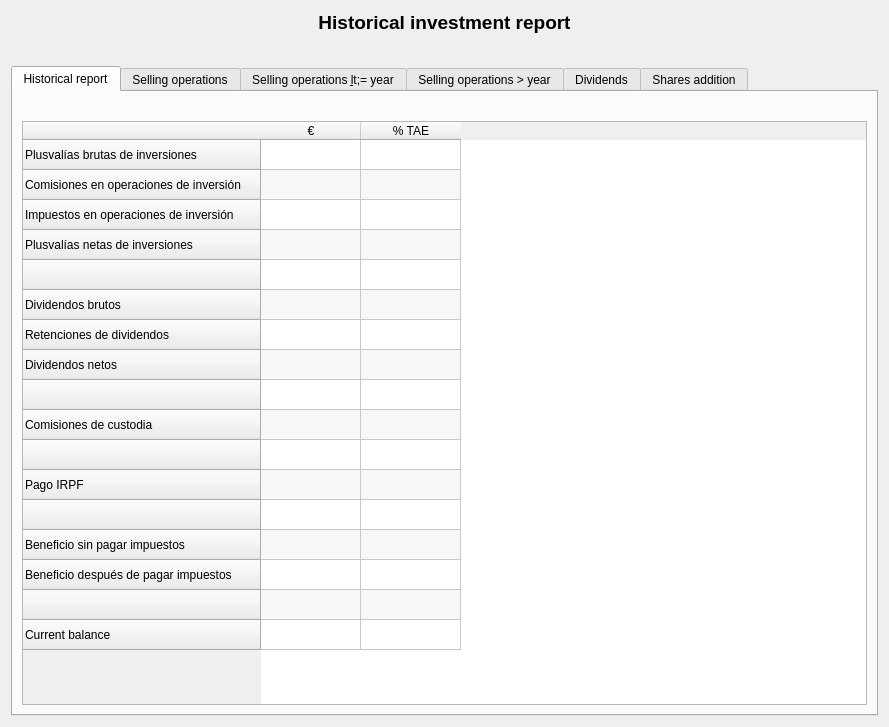
Above: ui/wdgJointReport.ui from turulomio/xulpymoney before the change. Below: the same form after it.
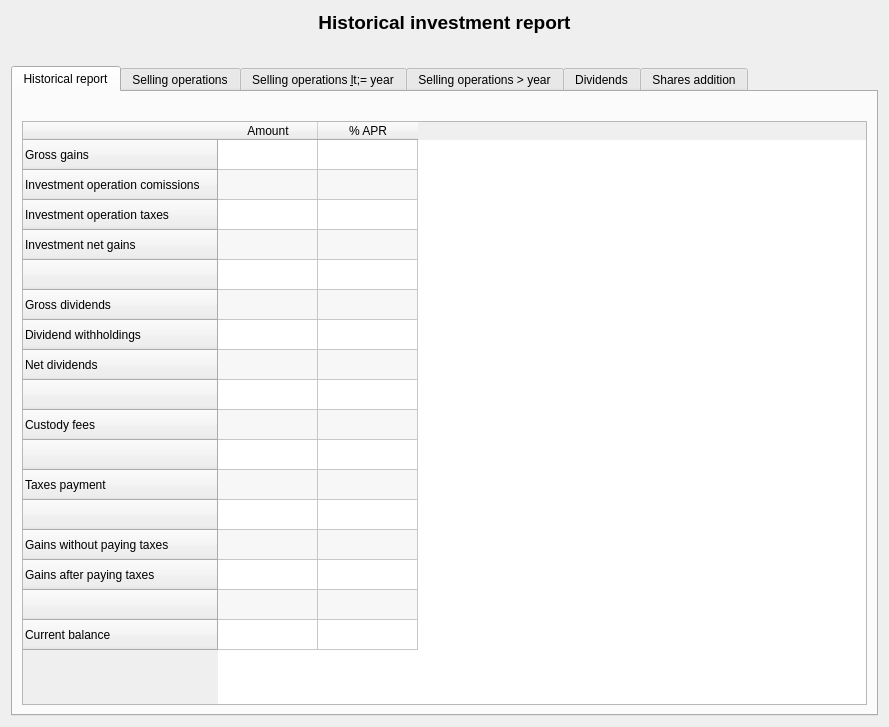
That is the form after the change. The open tabs and pages were chosen to show the change. Icons and pictures are not drawn. Custom widgets are drawn as their Qt base class.

```diff
--- a/ui/wdgJointReport.ui
+++ b/ui/wdgJointReport.ui
@@ -128,22 +128,22 @@
            </property>
            <row>
             <property name="text">
-             <string>Plusvalías brutas de inversiones</string>
+             <string>Gross gains</string>
             </property>
            </row>
            <row>
             <property name="text">
-             <string>Comisiones en operaciones de inversión</string>
+             <string>Investment operation comissions</string>
             </property>
            </row>
            <row>
             <property name="text">
-             <string>Impuestos en operaciones de inversión</string>
+             <string>Investment operation taxes</string>
             </property>
            </row>
            <row>
             <property name="text">
-             <string>Plusvalías netas de inversiones</string>
+             <string>Investment net gains</string>
             </property>
            </row>
            <row>
@@ -153,17 +153,17 @@
            </row>
            <row>
             <property name="text">
-             <string>Dividendos brutos</string>
+             <string>Gross dividends</string>
             </property>
            </row>
            <row>
             <property name="text">
-             <string>Retenciones de dividendos</string>
+             <string>Dividend withholdings</string>
             </property>
            </row>
            <row>
             <property name="text">
-             <string>Dividendos netos</string>
+             <string>Net dividends</string>
             </property>
            </row>
            <row>
@@ -173,7 +173,7 @@
            </row>
            <row>
             <property name="text">
-             <string>Comisiones de custodia</string>
+             <string>Custody fees</string>
             </property>
            </row>
            <row>
@@ -183,7 +183,7 @@
            </row>
            <row>
             <property name="text">
-             <string>Pago IRPF</string>
+             <string>Taxes payment</string>
             </property>
            </row>
            <row>
@@ -193,12 +193,12 @@
            </row>
            <row>
             <property name="text">
-             <string>Beneficio sin pagar impuestos</string>
+             <string>Gains without paying taxes</string>
             </property>
            </row>
            <row>
             <property name="text">
-             <string>Beneficio después de pagar impuestos</string>
+             <string>Gains after paying taxes</string>
             </property>
            </row>
            <row>
@@ -213,12 +213,12 @@
            </row>
            <column>
             <property name="text">
-             <string>€</string>
+             <string>Amount</string>
             </property>
            </column>
            <column>
             <property name="text">
-             <string>% TAE</string>
+             <string>% APR</string>
             </property>
            </column>
           </widget>
```
Left out of the diff: 32 changed lines with no effect on the pictures.
